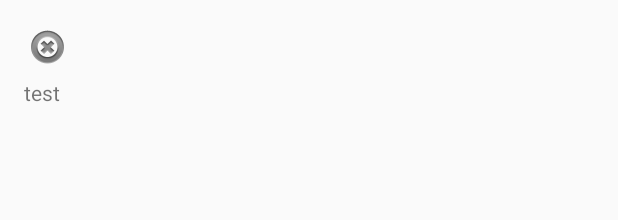
After one commit to haoguanqing/Tests-Misc-for-Android, an Android app: the layout content_retrofit.xml on its own in the app's theme, with its tools: preview values and no code run, on a phone screen of 412 x 824 dp. The commit adds this screen. Shown: the top 220 px of the screen. Run offline under Robolectric (Android 15) with nearby library versions, the phone set to English and light mode, and no system bars.

Commit message:
test imgur api with retrofit

```diff
--- a/app/build.gradle
+++ b/app/build.gradle
@@ -43,4 +43,5 @@ dependencies {
 
     compile 'com.squareup.retrofit:retrofit:2.0.0-beta2'
     compile "com.squareup.retrofit:converter-jackson:2.0.0-beta2"
+    compile 'com.github.bumptech.glide:glide:3.6.1'
 }
--- /dev/null
+++ b/app/src/main/res/layout/content_retrofit.xml
@@ -0,0 +1,28 @@
+<?xml version="1.0" encoding="utf-8"?>
+<RelativeLayout xmlns:android="http://schemas.android.com/apk/res/android"
+    xmlns:app="http://schemas.android.com/apk/res-auto"
+    xmlns:tools="http://schemas.android.com/tools"
+    android:layout_width="match_parent"
+    android:layout_height="match_parent"
+    android:paddingBottom="@dimen/activity_vertical_margin"
+    android:paddingLeft="@dimen/activity_horizontal_margin"
+    android:paddingRight="@dimen/activity_horizontal_margin"
+    android:paddingTop="@dimen/activity_vertical_margin"
+    app:layout_behavior="@string/appbar_scrolling_view_behavior"
+    tools:context="com.guanqing.zzzz.RetrofitActivity"
+    tools:showIn="@layout/activity_retrofit">
+
+    <ImageView
+        android:id="@+id/ivTest"
+        android:layout_width="wrap_content"
+        android:layout_height="wrap_content"
+        android:src="@android:drawable/ic_notification_clear_all"/>
+
+    <TextView
+        android:id="@+id/tvTest"
+        android:layout_marginTop="36dp"
+        android:layout_width="wrap_content"
+        android:layout_height="wrap_content"
+        android:text="test"/>
+
+</RelativeLayout>
--- a/app/src/main/res/values-v21/styles.xml
+++ b/app/src/main/res/values-v21/styles.xml
@@ -1,4 +1,5 @@
 <resources>>
+
     <style name="AppTheme.NoActionBar">
         <item name="windowActionBar">false</item>
         <item name="windowNoTitle">true</item>
--- a/app/src/main/res/values/strings.xml
+++ b/app/src/main/res/values/strings.xml
@@ -83,4 +83,5 @@
     <string name="permission_rationale">"Contacts permissions are needed for providing email
         completions."
     </string>
+    <string name="title_activity_retrofit">RetrofitActivity</string>
 </resources>
--- a/app/src/main/res/values/styles.xml
+++ b/app/src/main/res/values/styles.xml
@@ -7,11 +7,14 @@
         <item name="colorPrimaryDark">@color/colorPrimaryDark</item>
         <item name="colorAccent">@color/colorAccent</item>
     </style>
+
     <style name="AppTheme.NoActionBar">
         <item name="windowActionBar">false</item>
         <item name="windowNoTitle">true</item>
     </style>
+
     <style name="AppTheme.AppBarOverlay" parent="ThemeOverlay.AppCompat.Dark.ActionBar" />
+
     <style name="AppTheme.PopupOverlay" parent="ThemeOverlay.AppCompat.Light" />
 
 </resources>
```
Also changed, not shown: app/src/main/AndroidManifest.xml (+9 -0 lines), app/src/main/java/com/guanqing/zzzz/MainActivity.java (+8 -0 lines), app/src/main/java/com/guanqing/zzzz/RetrofitActivity.java (added, +84 -0 lines), app/src/main/java/com/guanqing/zzzz/retrofit/Data.java (+21 -117 lines), app/src/main/res/layout/activity_retrofit.xml (added, +34 -0 lines), app/src/main/res/layout/content_main.xml (+7 -0 lines), 1 other file.
